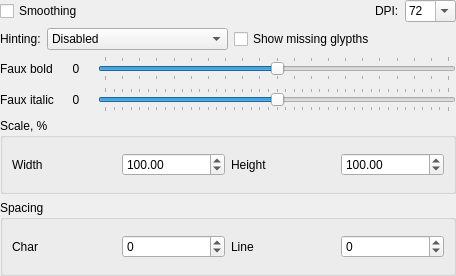
Old version of the form src/fontoptionsframe.ui in the repository andryblack/fontbuilder.
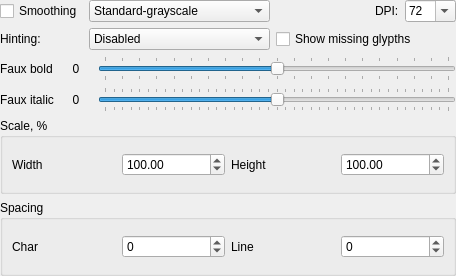
New version of the form.

```diff
--- a/src/fontoptionsframe.ui
+++ b/src/fontoptionsframe.ui
@@ -40,6 +40,13 @@
    </property>
    <item>
     <layout class="QGridLayout" name="gridLayout_4">
+     <item row="0" column="0">
+      <widget class="QCheckBox" name="checkBoxSmoothing">
+       <property name="text">
+        <string>Smoothing</string>
+       </property>
+      </widget>
+     </item>
      <item row="1" column="2" colspan="3">
       <widget class="QCheckBox" name="checkBoxMissingGlypths">
        <property name="text">
@@ -135,11 +142,28 @@
        </item>
       </widget>
      </item>
-     <item row="0" column="0" colspan="2">
-      <widget class="QCheckBox" name="checkBoxSmoothing">
-       <property name="text">
-        <string>Smoothing</string>
-       </property>
+     <item row="0" column="1">
+      <widget class="QComboBox" name="comboBoxAA">
+       <item>
+        <property name="text">
+         <string>Standard-grayscale</string>
+        </property>
+       </item>
+       <item>
+        <property name="text">
+         <string>Light</string>
+        </property>
+       </item>
+       <item>
+        <property name="text">
+         <string>LCD horizontal</string>
+        </property>
+       </item>
+       <item>
+        <property name="text">
+         <string>LCD vertical</string>
+        </property>
+       </item>
       </widget>
      </item>
     </layout>
```
